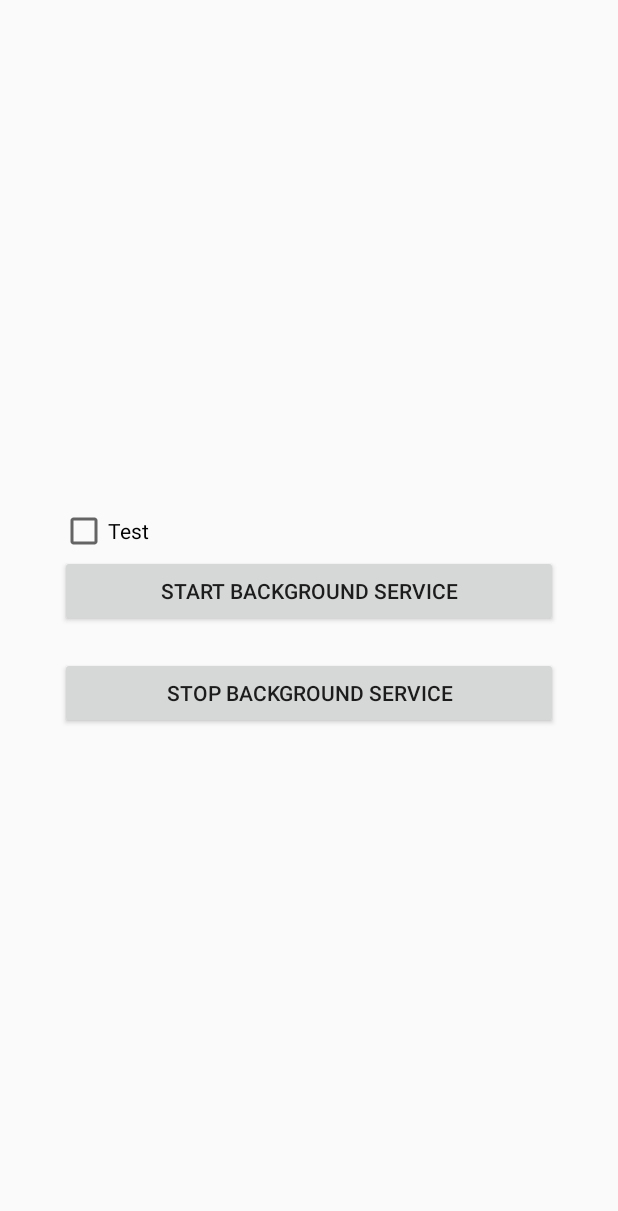
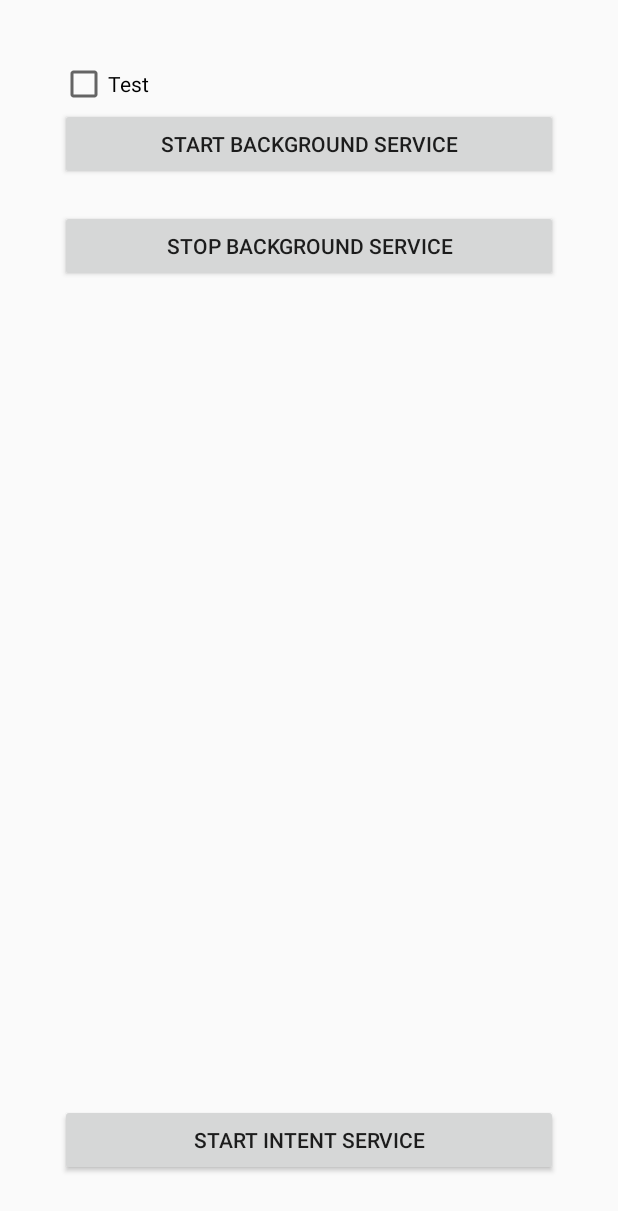
Before and after one commit to HausbergerJanos/ServiceExamples, an Android app: the layout activity_main.xml on its own in the app's theme, with its tools: preview values and no code run, on a phone screen of 412 x 824 dp. Shown: the top 1211 px of the screen. Run offline under Robolectric (Android 15) with nearby library versions, the phone set to English and light mode, and no system bars.

Commit message:
Intent service has been added

```diff
--- a/app/src/main/AndroidManifest.xml
+++ b/app/src/main/AndroidManifest.xml
@@ -20,6 +20,7 @@
 
         <service android:name=".HelloService_" />
         <service android:name=".MyAnnotatedService_" />
+        <service android:name=".MyIntentService_" />
     </application>
 
 </manifest>
--- a/app/src/main/java/com/hausberger/serviceexamples/HelloService.java
+++ b/app/src/main/java/com/hausberger/serviceexamples/HelloService.java
@@ -1,5 +1,6 @@
 package com.hausberger.serviceexamples;
 
+import android.app.Notification;
 import android.app.Service;
 import android.content.Intent;
 import android.os.Handler;
@@ -9,6 +10,7 @@ import android.os.Looper;
 import android.os.Message;
 import android.os.Process;
 import android.support.annotation.Nullable;
+import android.support.v4.app.NotificationCompat;
 import android.util.Log;
 
 import org.androidannotations.annotations.EService;
@@ -58,13 +60,14 @@ public class HelloService extends Service {
     @Override
     public void onDestroy() {
         Log.d(TAG, "onDestroy. Thread name: " + Thread.currentThread().getName());
+        serviceLooper.quit();
     }
 
     // Handler that receives messages from the thread
     private final class ServiceHandler extends Handler {
         public ServiceHandler(Looper looper){
             super(looper);
-            Log.d(TAG, "Service Handler create. Thread name:  " + Thread.currentThread().getName());
+            Log.d(TAG, "Service Handler created. Thread name:  " + Thread.currentThread().getName());
         }
 
         @Override
--- a/app/src/main/res/layout/activity_main.xml
+++ b/app/src/main/res/layout/activity_main.xml
@@ -32,6 +32,13 @@
             android:layout_below="@id/startServiceButton"
             android:layout_marginTop="20dp"
             android:text="@string/stop_background_service_button"/>
+
+        <Button
+            android:id="@+id/startIntentService"
+            android:layout_width="match_parent"
+            android:layout_height="wrap_content"
+            android:layout_alignParentBottom="true"
+            android:text="@string/start_intent_service_button"/>
     </RelativeLayout>
 
 </RelativeLayout>
--- a/app/src/main/res/values/strings.xml
+++ b/app/src/main/res/values/strings.xml
@@ -2,4 +2,5 @@
     <string name="app_name">ServiceExamples</string>
     <string name="start_background_service_button">Start Background Service</string>
     <string name="stop_background_service_button">Stop Background Service</string>
+    <string name="start_intent_service_button">Start Intent Service</string>
 </resources>
```
Also changed, not shown: app/src/main/java/com/hausberger/serviceexamples/MainActivity.java (+9 -4 lines), app/src/main/java/com/hausberger/serviceexamples/MyAnnotatedService.java (+5 -5 lines), app/src/main/java/com/hausberger/serviceexamples/MyIntentService.java (added, +47 -0 lines).
